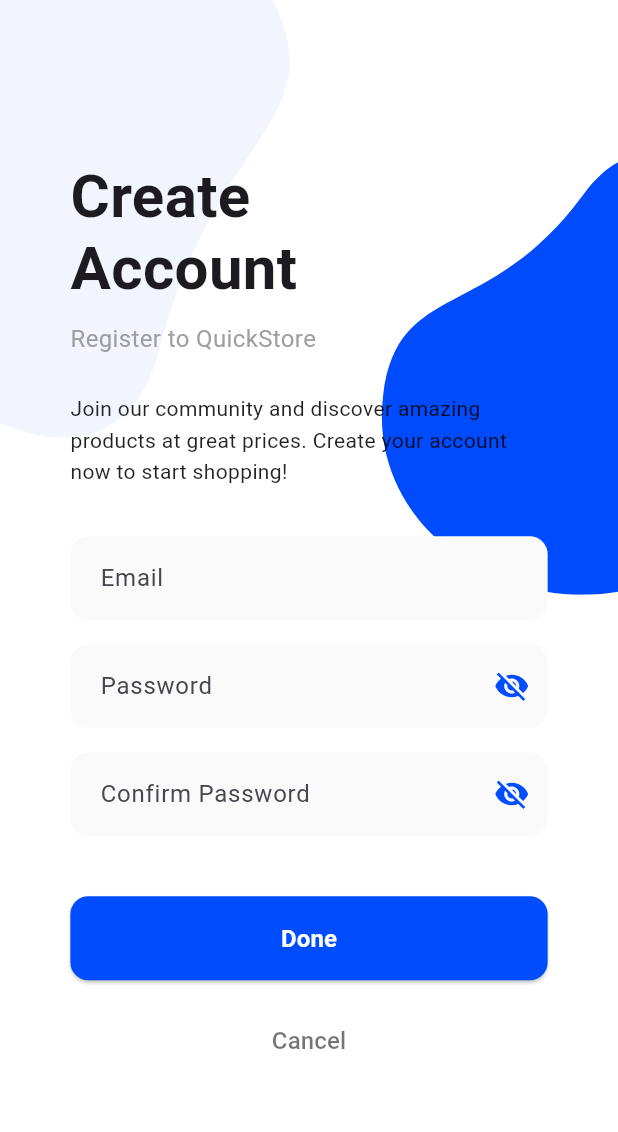
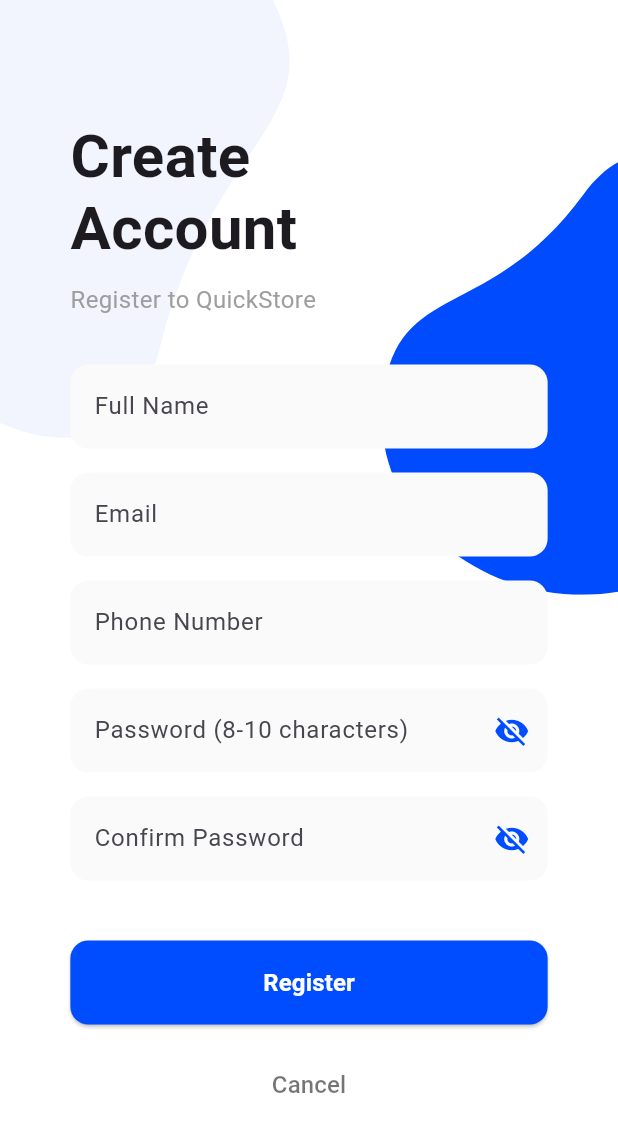
Before and after one commit to JosePabloSG/quickstore_app, a Flutter app: the RegisterScreen screen opened directly, on a phone screen of 412 x 824 dp. Shown: the top 1132 px of the screen. Run offline on Flutter 3.47's test engine with Material 3 defaults, Android fonts, the phone set to English and light mode, and no system bars; our stand-ins replace cached_network_image, cloud_firestore, dio, firebase_auth, firebase_core, flutter_secure_storage and 4 more; accounts and stored records are empty; network calls fail.

```diff
--- a/lib/screens/register_screen.dart
+++ b/lib/screens/register_screen.dart
@@ -1,7 +1,8 @@
 import 'package:flutter/material.dart';
+import 'package:flutter/services.dart';
 import 'package:flutter_svg/flutter_svg.dart';
 import '../services/auth_service.dart';
-import './product_catalog_screen.dart';
+import 'main_navigation_screen.dart';
 
 class RegisterScreen extends StatefulWidget {
   const RegisterScreen({Key? key}) : super(key: key);
@@ -12,7 +13,9 @@ class RegisterScreen extends StatefulWidget {
 
 class _RegisterScreenState extends State<RegisterScreen> {
   final _formKey = GlobalKey<FormState>();
+  final _fullNameController = TextEditingController();
   final _emailController = TextEditingController();
+  final _phoneController = TextEditingController();
   final _passwordController = TextEditingController();
   final _confirmPasswordController = TextEditingController();
   final _authService = AuthService();
@@ -20,26 +23,142 @@ class _RegisterScreenState extends State<RegisterScreen> {
   bool _obscurePassword = true;
   bool _obscureConfirmPassword = true;
 
+  @override
+  void dispose() {
+    _fullNameController.dispose();
+    _emailController.dispose();
+    _phoneController.dispose();
+    _passwordController.dispose();
+    _confirmPasswordController.dispose();
+    super.dispose();
+  }
+
+  String? _validateFullName(String? value) {
+    if (value == null || value.isEmpty) {
+      return 'Please enter your full name';
+    }
+    if (!RegExp(r'^[a-zA-Z\s]+$').hasMatch(value)) {
+      return 'Name should only contain letters and spaces';
+    }
+    return null;
+  }
+
+  String? _validateEmail(String? value) {
+    if (value == null || value.isEmpty) {
+      return 'Please enter your email';
+    }
+    if (!RegExp(r'^[\w-\.]+@([\w-]+\.)+[\w-]{2,4}$').hasMatch(value)) {
+      return 'Please enter a valid email';
+    }
+    return null;
+  }
+
+  String? _validatePhone(String? value) {
+    if (value == null || value.isEmpty) {
+      return 'Please enter your phone number';
+    }
+    if (!RegExp(r'^\+?[0-9]+$').hasMatch(value)) {
+      return 'Phone number should only contain numbers and optional + prefix';
+    }
+    return null;
+  }
+
+  String? _validatePassword(String? value) {
+    if (value == null || value.isEmpty) {
+      return 'Please enter your password';
+    }
+    if (value.length < 8 || value.length > 10) {
+      return 'Password must be between 8 and 10 characters';
+    }
+    return null;
+  }
+
+  String? _validateConfirmPassword(String? value) {
+    if (value == null || value.isEmpty) {
+      return 'Please confirm your password';
+    }
+    if (value != _passwordController.text) {
+      return 'Passwords do not match';
+    }
+    return null;
+  }
+
   Future<void> _signUp() async {
     if (_formKey.currentState!.validate()) {
       setState(() => _isLoading = true);
 
+      try {
         final user = await _authService.signUp(
           _emailController.text,
           _passwordController.text,
+          fullName: _fullNameController.text,
+          phoneNumber: _phoneController.text,
         );
 
         setState(() => _isLoading = false);
 
         if (user != null && mounted) {
+          // Mostrar diálogo de verificación de email
+          await showDialog(
+            context: context,
+            barrierDismissible: false,
+            builder:
+                (context) => AlertDialog(
+                  title: const Text('Verify your email'),
+                  content: const Text(
+                    'A verification email has been sent to your email address. Please verify your email before continuing.',
+                  ),
+                  actions: [
+                    TextButton(
+                      onPressed: () {
+                        Navigator.of(context).pop();
                         Navigator.of(context).pushAndRemoveUntil(
-          MaterialPageRoute(builder: (_) => const ProductCatalogScreen()),
+                          MaterialPageRoute(
+                            builder: (_) => const MainNavigationScreen(),
+                          ),
                           (route) => false,
                         );
-      } else if (mounted) {
-        ScaffoldMessenger.of(
+                      },
+                      child: const Text('OK'),
+                    ),
+                  ],
+                ),
+          );
+        }
+      } catch (e) {
+        setState(() => _isLoading = false);
+        if (mounted) {
+          String errorMessage = 'An error occurred during registration';
+
+          if (e.toString().contains('email-already-in-use')) {
+            errorMessage =
+                'This email is already registered. Please use a different email or try to log in.';
+          } else if (e.toString().contains('invalid-email')) {
+            errorMessage = 'The email address is not valid.';
+          } else if (e.toString().contains('weak-password')) {
+            errorMessage = 'The password is too weak.';
+          }
+
+          ScaffoldMessenger.of(context).showSnackBar(
+            SnackBar(
+              content: Text(errorMessage),
+              backgroundColor: Colors.red,
+              duration: const Duration(seconds: 5),
+              action:
+                  e.toString().contains('email-already-in-use')
+                      ? SnackBarAction(
+                        label: 'Login',
+                        textColor: Colors.white,
+                        onPressed: () {
+                          Navigator.pop(
                             context,
-        ).showSnackBar(const SnackBar(content: Text('Error creating account')));
+                          ); // Volver a la pantalla anterior
+                        },
+                      )
+                      : null,
+            ),
+          );
+        }
       }
     }
   }
@@ -71,10 +190,11 @@ class _RegisterScreenState extends State<RegisterScreen> {
               margin: EdgeInsets.symmetric(horizontal: screenWidth * 0.075),
               child: Form(
                 key: _formKey,
+                child: SingleChildScrollView(
                   child: Column(
-                  mainAxisAlignment: MainAxisAlignment.center,
                     crossAxisAlignment: CrossAxisAlignment.start,
                     children: [
+                      const SizedBox(height: 80),
                       const Text(
                         'Create\nAccount',
                         style: TextStyle(
@@ -86,25 +206,28 @@ class _RegisterScreenState extends State<RegisterScreen> {
                       const SizedBox(height: 12),
                       const Text(
                         'Register to QuickStore',
-                      style: TextStyle(
-                        fontSize: 16,
-                        color: Colors.grey,
-                        height: 1.5,
+                        style: TextStyle(fontSize: 16, color: Colors.grey),
+                      ),
+                      const SizedBox(height: 32),
+
+                      // Full Name Field
+                      TextFormField(
+                        controller: _fullNameController,
+                        decoration: InputDecoration(
+                          labelText: 'Full Name',
+                          filled: true,
+                          fillColor: Colors.grey[50],
+                          border: OutlineInputBorder(
+                            borderRadius: BorderRadius.circular(12),
+                            borderSide: BorderSide.none,
                           ),
                         ),
+                        validator: _validateFullName,
+                        textCapitalization: TextCapitalization.words,
+                      ),
                       const SizedBox(height: 16),
-                    Container(
-                      padding: const EdgeInsets.symmetric(vertical: 8),
-                      child: const Text(
-                        'Join our community and discover amazing products at great prices. Create your account now to start shopping!',
-                        style: TextStyle(
-                          fontSize: 14,
-                          color: Colors.black87,
-                          height: 1.5,
-                        ),
-                      ),
-                    ),
-                    const SizedBox(height: 24),
+
+                      // Email Field
                       TextFormField(
                         controller: _emailController,
                         decoration: InputDecoration(
@@ -115,41 +238,40 @@ class _RegisterScreenState extends State<RegisterScreen> {
                             borderRadius: BorderRadius.circular(12),
                             borderSide: BorderSide.none,
                           ),
-                        enabledBorder: OutlineInputBorder(
-                          borderRadius: BorderRadius.circular(12),
-                          borderSide: BorderSide.none,
-                        ),
-                        contentPadding: const EdgeInsets.symmetric(
-                          horizontal: 16,
-                          vertical: 16,
-                        ),
                         ),
                         keyboardType: TextInputType.emailAddress,
-                      validator: (value) {
-                        if (value == null || value.isEmpty) {
-                          return 'Please enter your email';
-                        }
-                        return null;
-                      },
+                        validator: _validateEmail,
                       ),
                       const SizedBox(height: 16),
+
+                      // Phone Number Field
                       TextFormField(
-                      controller: _passwordController,
+                        controller: _phoneController,
                         decoration: InputDecoration(
-                        labelText: 'Password',
+                          labelText: 'Phone Number',
+                          hintText: '+506XXXXXXXX',
                           filled: true,
                           fillColor: Colors.grey[50],
                           border: OutlineInputBorder(
                             borderRadius: BorderRadius.circular(12),
                             borderSide: BorderSide.none,
                           ),
-                        enabledBorder: OutlineInputBorder(
+                        ),
+                        keyboardType: TextInputType.phone,
+                        validator: _validatePhone,
+                      ),
+                      const SizedBox(height: 16),
+
+                      // Password Field
+                      TextFormField(
+                        controller: _passwordController,
+                        decoration: InputDecoration(
+                          labelText: 'Password (8-10 characters)',
+                          filled: true,
+                          fillColor: Colors.grey[50],
+                          border: OutlineInputBorder(
                             borderRadius: BorderRadius.circular(12),
                             borderSide: BorderSide.none,
-                        ),
-                        contentPadding: const EdgeInsets.symmetric(
-                          horizontal: 16,
-                          vertical: 16,
                           ),
                           suffixIcon: IconButton(
                             icon: Icon(
@@ -158,25 +280,18 @@ class _RegisterScreenState extends State<RegisterScreen> {
                                   : Icons.visibility,
                               color: const Color(0xFF004CFF),
                             ),
-                          onPressed: () {
-                            setState(() {
-                              _obscurePassword = !_obscurePassword;
-                            });
-                          },
+                            onPressed:
+                                () => setState(
+                                  () => _obscurePassword = !_obscurePassword,
+                                ),
                           ),
                         ),
                         obscureText: _obscurePassword,
-                      validator: (value) {
-                        if (value == null || value.isEmpty) {
-                          return 'Please enter your password';
-                        }
-                        if (value.length < 6) {
-                          return 'Password must be at least 6 characters';
-                        }
-                        return null;
-                      },
+                        validator: _validatePassword,
                       ),
                       const SizedBox(height: 16),
+
+                      // Confirm Password Field
                       TextFormField(
                         controller: _confirmPasswordController,
                         decoration: InputDecoration(
@@ -187,14 +302,6 @@ class _RegisterScreenState extends State<RegisterScreen> {
                             borderRadius: BorderRadius.circular(12),
                             borderSide: BorderSide.none,
                           ),
-                        enabledBorder: OutlineInputBorder(
-                          borderRadius: BorderRadius.circular(12),
-                          borderSide: BorderSide.none,
-                        ),
-                        contentPadding: const EdgeInsets.symmetric(
-                          horizontal: 16,
-                          vertical: 16,
-                        ),
                           suffixIcon: IconButton(
                             icon: Icon(
                               _obscureConfirmPassword
@@ -202,26 +309,20 @@ class _RegisterScreenState extends State<RegisterScreen> {
                                   : Icons.visibility,
                               color: const Color(0xFF004CFF),
                             ),
-                          onPressed: () {
-                            setState(() {
+                            onPressed:
+                                () => setState(
+                                  () =>
                                       _obscureConfirmPassword =
-                                  !_obscureConfirmPassword;
-                            });
-                          },
+                                          !_obscureConfirmPassword,
+                                ),
                           ),
                         ),
                         obscureText: _obscureConfirmPassword,
-                      validator: (value) {
-                        if (value == null || value.isEmpty) {
-                          return 'Please confirm your password';
-                        }
-                        if (value != _passwordController.text) {
-                          return 'Passwords do not match';
-                        }
-                        return null;
-                      },
+                        validator: _validateConfirmPassword,
                       ),
                       const SizedBox(height: 40),
+
+                      // Register Button
                       SizedBox(
                         width: double.infinity,
                         height: 56,
@@ -240,7 +341,7 @@ class _RegisterScreenState extends State<RegisterScreen> {
                                     color: Colors.white,
                                   )
                                   : const Text(
-                                  'Done',
+                                    'Register',
                                     style: TextStyle(
                                       fontSize: 16,
                                       fontWeight: FontWeight.bold,
@@ -249,16 +350,23 @@ class _RegisterScreenState extends State<RegisterScreen> {
                         ),
                       ),
                       const SizedBox(height: 16),
+
+                      // Cancel Button
                       Center(
                         child: TextButton(
-                        onPressed: () => Navigator.of(context).pop(),
+                          onPressed: () => Navigator.pop(context),
                           child: const Text(
                             'Cancel',
-                          style: TextStyle(color: Colors.black54, fontSize: 16),
+                            style: TextStyle(
+                              color: Colors.black54,
+                              fontSize: 16,
                             ),
                           ),
                         ),
+                      ),
+                      const SizedBox(height: 24),
                     ],
+                  ),
                 ),
               ),
             ),
--- a/pubspec.yaml
+++ b/pubspec.yaml
@@ -41,6 +41,7 @@ dependencies:
   share_plus: ^7.2.1
   cached_network_image: ^3.3.1
   lucide_icons: ^0.257.0
+  cloud_firestore: ^5.6.8
 
 dev_dependencies:
   flutter_test:
```
Also changed, not shown: lib/services/auth_service.dart (+22 -2 lines), pubspec.lock. Lines whose indentation alone changed are shown as unchanged.
